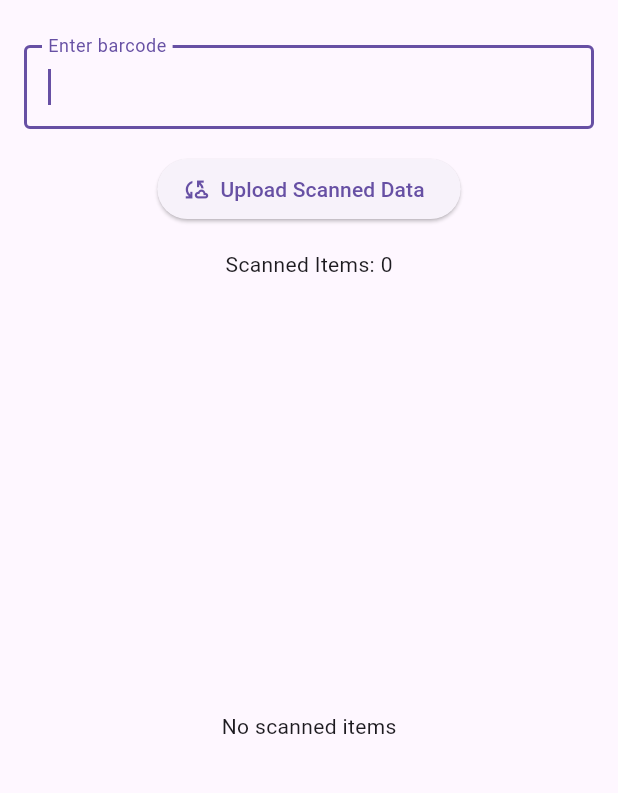
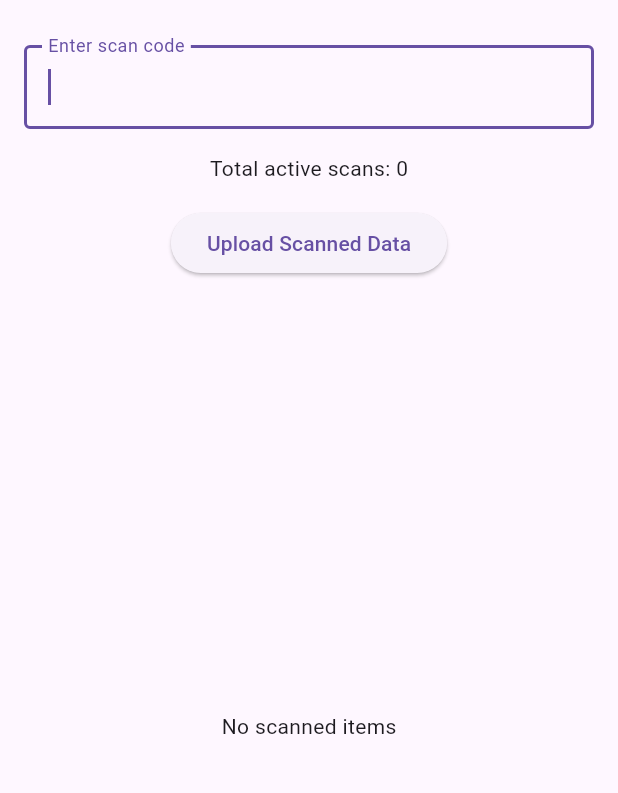
Before and after one commit to devadriancr/rawmaterial-scanning-ykm, a Flutter app: the screen it shows after launch, after a tap on "Upload Scanned Data", on a phone screen of 412 x 824 dp, the part 63-856 px from its top. Run offline on Flutter 3.47's test engine with Material 3 defaults, Android fonts, the phone set to English and light mode, and no system bars; our stand-ins replace fluttertoast, sqflite; accounts and stored records are empty.

Commit message:
Ya me falta poco

```diff
--- a/lib/controllers/scan_controller.dart
+++ b/lib/controllers/scan_controller.dart
@@ -1,3 +1,4 @@
+// lib/controllers/scan_controller.dart
 import 'dart:convert';
 import 'package:fluttertoast/fluttertoast.dart';
 import 'package:http/http.dart' as http;
@@ -8,7 +9,7 @@ import '../models/scan_model.dart';
 class ScanController {
   late Database _database;
 
-  // Inicializar la base de datos
+  // Initialize the database
   Future<void> initDatabase() async {
     var databasesPath = await getDatabasesPath();
     String path = join(databasesPath, 'scans.db');
@@ -20,7 +21,7 @@ class ScanController {
         await db.execute('''
           CREATE TABLE scans (
             id INTEGER PRIMARY KEY AUTOINCREMENT,
-            code TEXT,
+            code TEXT UNIQUE,
             status BOOLEAN DEFAULT 1,
             created_at TEXT,
             updated_at TEXT
@@ -30,19 +31,29 @@ class ScanController {
     );
   }
 
-  // Insertar un nuevo scan
+  // Insert a new scan
   Future<void> insertScan(Scan scan) async {
     await _database.insert('scans', scan.toMap());
   }
 
-  // Obtener el número de scans activos (status = 1)
+  // Check if a scan code already exists
+  Future<bool> scanExists(String code) async {
+    List<Map<String, dynamic>> result = await _database.query(
+      'scans',
+      where: 'code = ?',
+      whereArgs: [code],
+    );
+    return result.isNotEmpty;
+  }
+
+  // Get the number of active scans (status = 1)
   Future<int> getActiveScansCount() async {
     List<Map<String, dynamic>> countList = await _database
         .rawQuery('SELECT COUNT(*) AS count FROM scans WHERE status = 1');
     return countList.first['count'] as int;
   }
 
-  // Obtener todos los scans activos (status = 1)
+  // Get all active scans (status = 1)
   Future<List<Scan>> getActiveScans() async {
     List<Map<String, dynamic>> scanMaps =
         await _database.query('scans', where: 'status = 1');
@@ -51,12 +62,12 @@ class ScanController {
     });
   }
 
-  // Método para eliminar un scan por su ID
+  // Method to delete a scan by its ID
   Future<void> deleteScan(int id) async {
     await _database.delete('scans', where: 'id = ?', whereArgs: [id]);
   }
 
-  // Método para enviar datos a la API
+  // Method to send data to the API
   Future<void> uploadScannedData(String code, String updatedAt) async {
     final url = Uri.parse(
         'http://192.168.130.9:8086/index.php/api/receive-raw-material');
@@ -72,19 +83,19 @@ class ScanController {
     );
 
     if (response.statusCode == 200 || response.statusCode == 400) {
-      // Eliminar el registro si la respuesta es 200 o 400
-      await deleteScanByCode(code); // Método adicional para eliminar el scan
+      // Delete the record if the response is 200 or 400
+      await deleteScanByCode(code); // Additional method to delete the scan
     } else if (response.statusCode == 500) {
-      // Manejar error de conexión o del servidor
+      // Handle connection or server error
       Fluttertoast.showToast(
-        msg: "Error de conexión o error del servidor",
+        msg: "Connection error or server error",
         toastLength: Toast.LENGTH_SHORT,
         gravity: ToastGravity.BOTTOM,
       );
     }
   }
 
-  // Método adicional para eliminar un scan por código
+  // Additional method to delete a scan by code
   Future<void> deleteScanByCode(String code) async {
     final scans = await getActiveScans();
     for (var scan in scans) {
--- a/lib/models/scan_model.dart
+++ b/lib/models/scan_model.dart
@@ -14,7 +14,7 @@ class Scan {
     required this.updatedAt,
   });
 
-  // Convertir un Scan a Map (para SQLite)
+  // Convert a Scan to Map (for SQLite)
   Map<String, dynamic> toMap() {
     return {
       'id': id,
@@ -25,7 +25,7 @@ class Scan {
     };
   }
 
-  // Convertir un Map a Scan
+  // Convert a Map to Scan
   factory Scan.fromMap(Map<String, dynamic> map) {
     return Scan(
       id: map['id'],
--- a/lib/views/home_view.dart
+++ b/lib/views/home_view.dart
@@ -23,31 +23,41 @@ class _HomeViewState extends State<HomeView> {
     _scanController.initDatabase().then((_) {
       _updateCount();
     });
-    _focusNode.requestFocus(); // Foco automático en el input
+    _focusNode.requestFocus(); // Automatic focus on the input
   }
 
-  // Insertar el código en la base de datos y actualizar el contador
+  // Insert the code into the database and update the count
   Future<void> _handleSubmit() async {
     String code = _controller.text;
 
-    // Validar longitud del código
+    // Validate code length
     if (code.length < 7) {
       Fluttertoast.showToast(
-        msg: "El código debe tener al menos 7 caracteres.",
+        msg: "The code must be at least 7 characters long.",
         toastLength: Toast.LENGTH_SHORT,
         gravity: ToastGravity.BOTTOM,
       );
       return;
     } else if (code.length > 15) {
       Fluttertoast.showToast(
-        msg: "El código no puede exceder los 15 caracteres.",
+        msg: "The code cannot exceed 15 characters.",
         toastLength: Toast.LENGTH_SHORT,
         gravity: ToastGravity.BOTTOM,
       );
       return;
     }
 
-    // Insertar el código en la base de datos si pasa la validación
+    // Check for duplicates before inserting
+    if (await _scanController.scanExists(code)) {
+      Fluttertoast.showToast(
+        msg: "This code is already registered.",
+        toastLength: Toast.LENGTH_SHORT,
+        gravity: ToastGravity.BOTTOM,
+      );
+      return;
+    }
+
+    // Insert the code into the database if it passes validation
     if (code.isNotEmpty) {
       Scan scan = Scan(
         code: code,
@@ -56,12 +66,12 @@ class _HomeViewState extends State<HomeView> {
       );
       await _scanController.insertScan(scan);
       _controller.clear();
-      _focusNode.requestFocus(); // Mantener el enfoque en el input
+      _focusNode.requestFocus(); // Keep focus on the input
       _updateCount();
     }
   }
 
-  // Actualiza el contador de scans activos
+  // Update the count of active scans
   Future<void> _updateCount() async {
     int count = await _scanController.getActiveScansCount();
     setState(() {
@@ -69,7 +79,7 @@ class _HomeViewState extends State<HomeView> {
     });
   }
 
-  // Método para subir datos escaneados a la API
+  // Method to upload scanned data to the API
   Future<void> _uploadScannedData() async {
     List<Scan> scans = await _scanController.getActiveScans();
 
@@ -84,27 +94,27 @@ class _HomeViewState extends State<HomeView> {
       );
 
       if (response.statusCode == 200 || response.statusCode == 400) {
-        // Eliminar el registro de la base de datos
+        // Delete the record from the database
         await _scanController.deleteScan(scan.id!);
         Fluttertoast.showToast(
-          msg: "Código enviado: ${scan.code}",
+          msg: "Code sent: ${scan.code}",
           toastLength: Toast.LENGTH_SHORT,
           gravity: ToastGravity.BOTTOM,
         );
       } else if (response.statusCode == 500) {
         Fluttertoast.showToast(
-          msg: "Error al conectar con el servidor.",
+          msg: "Error connecting to the server.",
           toastLength: Toast.LENGTH_SHORT,
           gravity: ToastGravity.BOTTOM,
         );
       }
     }
 
-    // Actualizar el contador después de la subida
+    // Update the count after uploading
     _updateCount();
   }
 
-  // Mostrar los scans activos en la tabla
+  // Display active scans in the table
   Widget _buildScannedTable() {
     return FutureBuilder<List<Scan>>(
       future: _scanController.getActiveScans(),
@@ -117,16 +127,24 @@ class _HomeViewState extends State<HomeView> {
         }
         return DataTable(
           columns: [
-            DataColumn(label: Text('ID')),
             DataColumn(label: Text('Code')),
             DataColumn(label: Text('Status')),
+            DataColumn(label: Text('Created At'))
           ],
           rows: snapshot.data!.map((scan) {
             return DataRow(
               cells: [
-                DataCell(Text(scan.id.toString())),
                 DataCell(Text(scan.code)),
-                DataCell(Text('Scanned')),
+                DataCell(
+                  Text(
+                    scan.status == 1 ? 'Loaded' : 'Scanned',
+                    style: TextStyle(
+                        fontWeight: FontWeight.bold,
+                        fontSize: 16.0,
+                        color: scan.status == 1 ? Colors.green : Colors.orange),
+                  ),
+                ),
+                DataCell(Text(scan.createdAt)),
               ],
             );
           }).toList(),
@@ -142,31 +160,26 @@ class _HomeViewState extends State<HomeView> {
         title: Text('RawMaterial Scanning'),
       ),
       body: Padding(
-        padding: const EdgeInsets.all(16.0),
+        padding: EdgeInsets.all(16.0),
         child: Column(
           children: [
-            // Input con FocusNode
             TextField(
               controller: _controller,
               focusNode: _focusNode,
-              onSubmitted: (_) => _handleSubmit(),
+              onSubmitted: (value) => _handleSubmit(),
               decoration: InputDecoration(
-                labelText: 'Enter barcode',
+                labelText: 'Enter scan code',
                 border: OutlineInputBorder(),
               ),
             ),
-            SizedBox(height: 16),
-            // Botón de carga
-            ElevatedButton.icon(
+            SizedBox(height: 16.0),
+            Text('Total active scans: $_count'),
+            SizedBox(height: 16.0),
+            ElevatedButton(
               onPressed: _uploadScannedData,
-              icon: Icon(Icons.cloud_sync_outlined),
-              label: Text('Upload Scanned Data'),
+              child: Text('Upload Scanned Data'),
             ),
-            SizedBox(height: 16),
-            // Contador de scans activos
-            Text('Scanned Items: $_count'),
-            SizedBox(height: 16),
-            // Tabla de scans activos
+            SizedBox(height: 16.0),
             Expanded(child: _buildScannedTable()),
           ],
         ),
```
